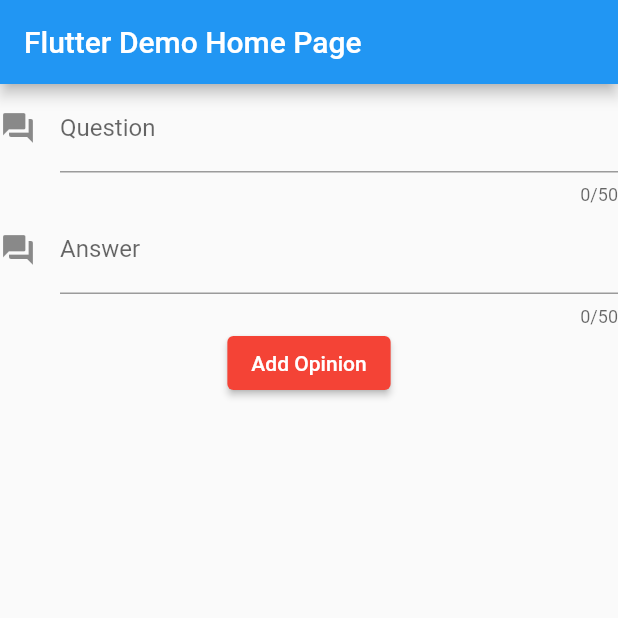
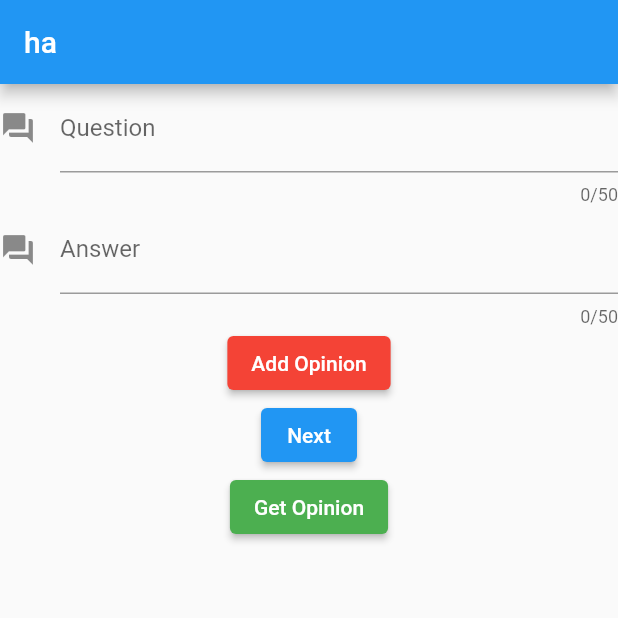
Before and after one commit to montblanc0141/iken, a Flutter app: the screen it shows after launch, on a phone screen of 412 x 824 dp, the top half of it. Run offline on Flutter 3.47's test engine with Material 2 defaults, Android fonts, the phone set to English and light mode, and no system bars; our stand-ins replace cloud_firestore, firebase_core; accounts and stored records are empty.

Commit message:
Added page transition and display-opinions func

```diff
--- a/lib/main.dart
+++ b/lib/main.dart
@@ -2,10 +2,11 @@
 import 'package:firebase_core/firebase_core.dart';
 import 'package:cloud_firestore/cloud_firestore.dart';
 
+import 'opinion_list.dart';
+
 Future<void> main() async {
   WidgetsFlutterBinding.ensureInitialized();
   await Firebase.initializeApp();
-  // FirebaseFirestore firestore = FirebaseFirestore.instance;
   runApp(const MyApp());
 }
 
@@ -18,25 +19,21 @@
     return MaterialApp(
       title: 'Flutter Demo',
       theme: ThemeData(
-
         primarySwatch: Colors.blue,
       ),
-      home: const MyHomePage(title: 'Flutter Demo Home Page'),
+      initialRoute: '/',
+      routes: {
+        // 初期画面のclassを指定
+        '/': (context) => const MyHomePage(title: 'ha',),
+        // 次ページのclassを指定
+        '/next': (context) => const NextPage(),
+      },
     );
   }
 }
 
 class MyHomePage extends StatefulWidget {
   const MyHomePage({Key? key, required this.title}) : super(key: key);
-
-  // This widget is the home page of your application. It is stateful, meaning
-  // that it has a State object (defined below) that contains fields that affect
-  // how it looks.
-
-  // This class is the configuration for the state. It holds the values (in this
-  // case the title) provided by the parent (in this case the App widget) and
-  // used by the build method of the State. Fields in a Widget subclass are
-  // always marked "final".
 
   final String title;
 
@@ -57,6 +54,7 @@
 
   String _question = '';
   String _answer = '';
+  List<String> _opinions = [];
 
   void _handleText(String e) {
     setState(() {
@@ -83,6 +81,19 @@
                 messageTextController1.clear(); //questionを空欄に
                 messageTextController2.clear(); //answerを空欄に
 
+  }
+
+  void _getOpinion() async {
+    final opinions = await FirebaseFirestore.instance.collection("opinions").get();
+    List<String> answers = [];
+    for (var opinion in opinions.docs) {
+      setState(() {
+              // リスト追加
+              answers.add(opinion.get("answer"));
+            });
+    }
+    _opinions = answers;
+    print(_opinions);
   }
 
   @override
@@ -141,8 +152,59 @@
               ),
               child: const Text('Add Opinion'),
               onPressed: _addOpinion,
-            )
-          ])
+            ),
+            ElevatedButton(
+          child: const Text('Next'),
+          onPressed: (){
+            // 押したら反応するコードを書く
+            Navigator.pushNamed(
+              context,
+              '/next'
+              // MaterialPageRoute(builder: (context) => const NextPage(),
+            );
+          }
+          ),
+          ElevatedButton
+          (
+              style: ElevatedButton.styleFrom(
+                primary: Colors.green,
+              ),
+              child: const Text('Get Opinion'),
+              onPressed: _getOpinion,
+            ),
+            ListView.builder(
+              shrinkWrap: true,   //追加
+           physics: const NeverScrollableScrollPhysics(),
+        itemCount: _opinions.length,
+        itemBuilder: (context, index) {
+          return Card(
+            child: ListTile(
+              title: Text(_opinions[index]),
+            ),
+          );
+        },
+      ),
+      //       ListView(
+      //   children: _opinions.map(
+      //     (opinion) {
+      //       return Card(
+      //         child: ListTile(
+      //           title: Text(opinion),
+      //           subtitle: Text(opinion),
+      //         ),
+      //       );
+      //     },
+      //   ).toList()
+      // ),
+//       ListView(
+//   children: const <Widget>[
+//     Text('Item 1'),
+//     Text('Item 2'),
+//     Text('Item 3'),
+//   ],
+// )
+          ]
+          )
       ) ,
       // floatingActionButton: FloatingActionButton(
       //   onPressed: _incrementCounter,
```
Also changed, not shown: lib/opinion_list.dart (added, +27 -0 lines).
